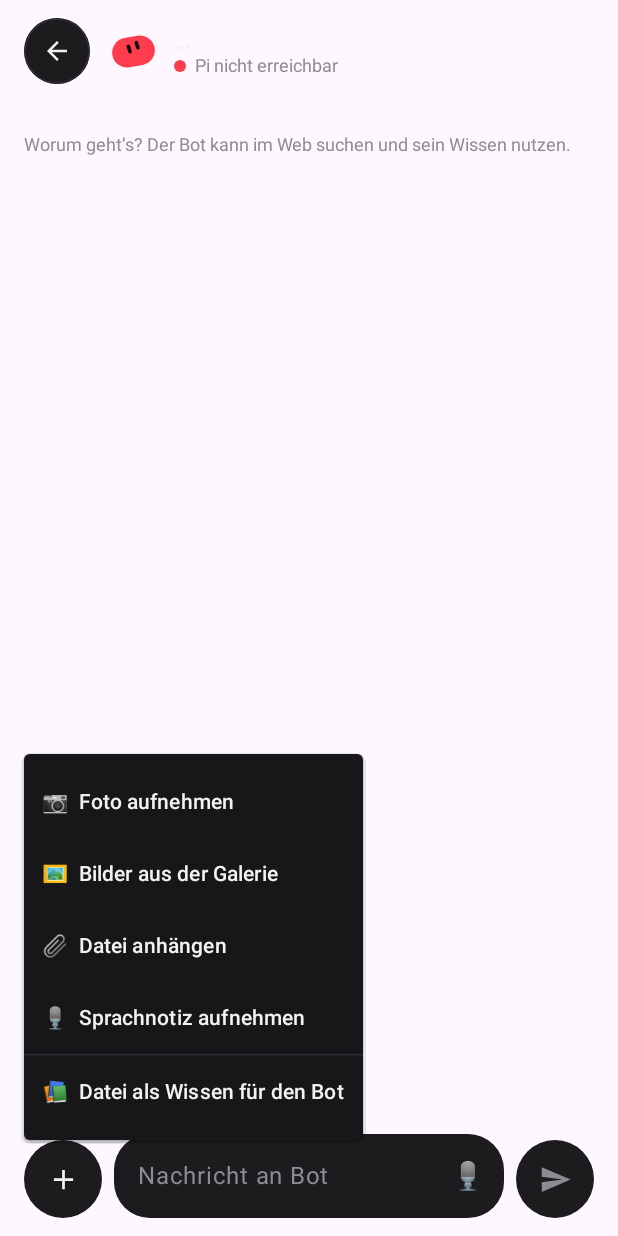
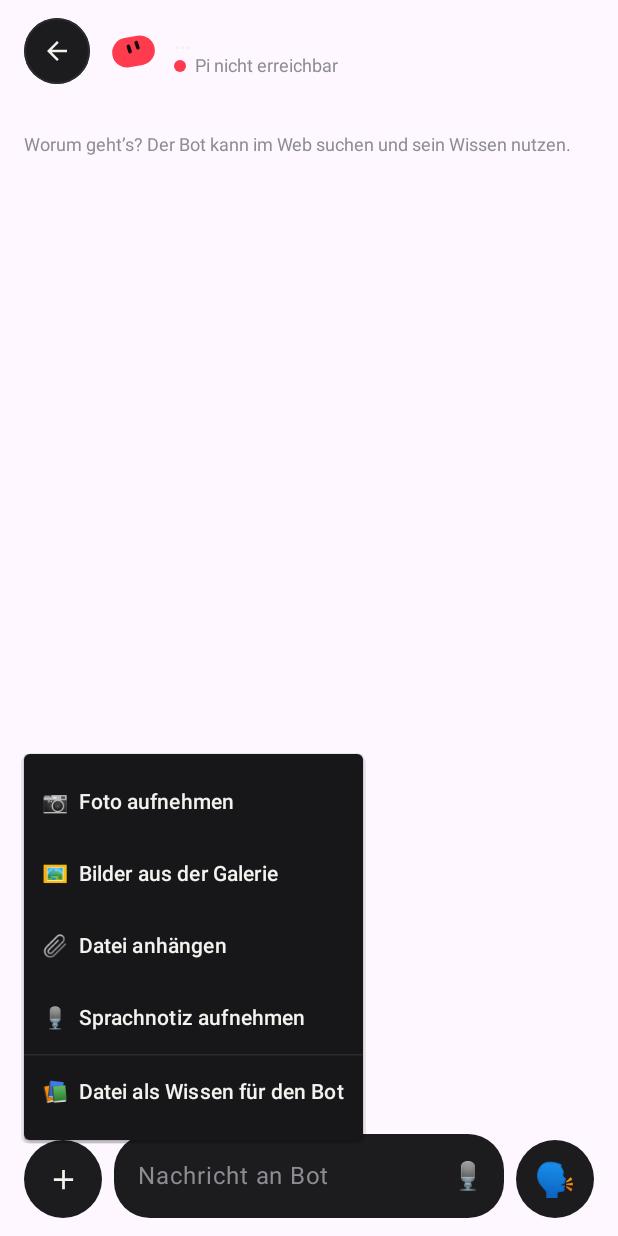
Before and after one commit to Arno-Hoefer/nookbot, an Android app built with Jetpack Compose: the composable ChatScreen called with empty values, after a tap on "Anhängen", on a phone screen of 412 x 824 dp. Run offline under Robolectric (Android 15) with nearby library versions, the phone set to English and light mode, and no system bars.

Commit message:
0.6.1: Bots ohne Zugriffe können Bots mit Zugriffen nicht mehr beauftragen; Diktat mit whisper.cpp; Sprachmodus-Knopf neben Senden
Co-Authored-By: Claude Opus 5.5 <noreply@anthropic.com>

```diff
--- a/android/app/build.gradle.kts
+++ b/android/app/build.gradle.kts
@@ -20,8 +20,8 @@ android {
         applicationId = "de.hoefer.nookbot"
         minSdk = 29
         targetSdk = 36
-        versionCode = 12
-        versionName = "0.6.0"
+        versionCode = 13
+        versionName = "0.6.1"
         buildConfigField("String", "SERVER", "\"${lokal.getProperty("nookbot.server", "")}\"")
         buildConfigField("String", "MCP", "\"${lokal.getProperty("nookbot.mcp", "")}\"")
         // Sprachnotizen: whisper.cpp lokal auf dem Handy (wie in Echo), nur 64-bit-ARM
--- a/android/app/src/main/java/de/hoefer/nookbot/ui/HomeChat.kt
+++ b/android/app/src/main/java/de/hoefer/nookbot/ui/HomeChat.kt
@@ -1,8 +1,6 @@
 package de.hoefer.nookbot.ui
 
 import android.app.Activity
-import android.content.Intent
-import android.speech.RecognizerIntent
 import androidx.activity.compose.rememberLauncherForActivityResult
 import androidx.activity.result.PickVisualMediaRequest
 import androidx.activity.result.contract.ActivityResultContracts
@@ -225,6 +223,30 @@ fun ChatScreen(vm: NookViewModel, sid: String) {
     var ablauf by remember { mutableStateOf(false) }
     var sprache by remember { mutableStateOf(false) }
     val ctx = androidx.compose.ui.platform.LocalContext.current
+    // Diktat mit whisper.cpp auf dem Handy: tippen = Aufnahme, nochmal tippen = Text ins Eingabefeld
+    val notizStatus by vm.notizStatus.collectAsState()
+    var diktat by remember { mutableStateOf<de.hoefer.nookbot.whisper.WavRecorder?>(null) }
+    var diktatPegel by remember { mutableFloatStateOf(0f) }
+    var diktatSek by remember { mutableIntStateOf(0) }
+    val diktatWav = remember { java.io.File(ctx.cacheDir, "diktat.wav") }
+    fun diktatStart() {
+        if (de.hoefer.nookbot.whisper.WhisperModels.installedPreferred(ctx) == null) {
+            vm.say("Einmalig wird das Sprachmodell geladen (60 MB) – danach diktierst du ohne Internet.")
+            vm.modellLaden(de.hoefer.nookbot.whisper.WhisperModel.BASE)
+            return
+        }
+        runCatching { de.hoefer.nookbot.whisper.WavRecorder(diktatWav) { diktatPegel = it }.also { it.start() } }
+            .onSuccess { diktat = it; diktatSek = 0 }.onFailure { vm.say(it.message ?: "Mikrofon nicht verfügbar") }
+    }
+    fun diktatStopp() {
+        diktat?.stop(); diktat = null
+        vm.transkribieren(diktatWav) { t -> input = (input.trimEnd() + " " + t).trim() }
+    }
+    val mikroErlaubnis = rememberLauncherForActivityResult(ActivityResultContracts.RequestPermission()) { ok ->
+        if (ok) diktatStart() else vm.say("Ohne Mikrofon kein Diktat")
+    }
+    LaunchedEffect(diktat) { while (diktat != null) { kotlinx.coroutines.delay(1000); diktatSek++ } }
+    DisposableEffect(Unit) { onDispose { diktat?.stop() } }
     val wissenPick = rememberLauncherForActivityResult(ActivityResultContracts.OpenDocument()) { uri ->
         val bid = sitz.firstOrNull { it.id == sid }?.bot
         if (uri != null && bid != null) uploadWissenDatei(ctx, vm, bid, uri)
@@ -245,11 +267,6 @@ fun ChatScreen(vm: NookViewModel, sid: String) {
     val b = vm.bot(s?.bot)
     val busy = sid in busySet
     val runde = s?.art == "runde"
-    val speech = rememberLauncherForActivityResult(ActivityResultContracts.StartActivityForResult()) { r ->
-        if (r.resultCode == Activity.RESULT_OK) {
-            r.data?.getStringArrayListExtra(RecognizerIntent.EXTRA_RESULTS)?.firstOrNull()?.let { input = (input + " " + it).trim() }
-        }
-    }
 
     LaunchedEffect(msgs.size, msgs.lastOrNull()?.text?.length, busy) {
         if (msgs.isNotEmpty()) list.animateScrollToItem(msgs.size)
@@ -272,8 +289,6 @@ fun ChatScreen(vm: NookViewModel, sid: String) {
                     }
                 }
             }
-            if (!runde && b != null) Box(Modifier.padding(end = 8.dp).size(44.dp).clip(CircleShape).background(P.field)
-                .clickable(enabled = online) { sprache = true }, contentAlignment = Alignment.Center) { Text("🗣", fontSize = 20.sp) }
             if (!runde && b != null) Box {
                 RoundIcon(Icons.Default.MoreVert, "Mehr") { menu = true }
                 DropdownMenu(menu, { menu = false }, containerColor = P.card) {
@@ -350,26 +365,35 @@ fun ChatScreen(vm: NookViewModel, sid: String) {
             Spacer(Modifier.width(8.dp))
             TextField(
                 value = input, onValueChange = { input = it },
-                placeholder = { Text("Nachricht an ${b?.name ?: "Bot"}", color = P.mut) },
+                placeholder = { Text(when {
+                    diktat != null -> "Aufnahme %d:%02d – tippe ■ zum Beenden".format(diktatSek / 60, diktatSek % 60)
+                    notizStatus != null -> notizStatus ?: ""
+                    else -> "Nachricht an ${b?.name ?: "Bot"}"
+                }, color = if (diktat != null) A.accent else P.mut) },
                 modifier = Modifier.weight(1f).clip(RoundedCornerShape(24.dp)),
                 colors = TextFieldDefaults.colors(focusedContainerColor = P.field, unfocusedContainerColor = P.field,
                     focusedIndicatorColor = Color.Transparent, unfocusedIndicatorColor = Color.Transparent,
                     focusedTextColor = P.fg, unfocusedTextColor = P.fg, cursorColor = A.accent),
                 keyboardOptions = KeyboardOptions(capitalization = KeyboardCapitalization.Sentences),
                 trailingIcon = {
-                    Text("🎙", fontSize = 18.sp, modifier = Modifier.clip(CircleShape).clickable {
-                        runCatching {
-                            speech.launch(Intent(RecognizerIntent.ACTION_RECOGNIZE_SPEECH)
-                                .putExtra(RecognizerIntent.EXTRA_LANGUAGE_MODEL, RecognizerIntent.LANGUAGE_MODEL_FREE_FORM)
-                                .putExtra(RecognizerIntent.EXTRA_LANGUAGE, "de-DE"))
-                        }.onFailure { vm.say("Spracheingabe nicht verfügbar") }
+                    if (diktat != null) Box(Modifier.size((30 + diktatPegel * 12).dp).clip(CircleShape).background(A.accent)
+                        .clickable { diktatStopp() }, contentAlignment = Alignment.Center) { Text("■", color = Color.White, fontSize = 14.sp) }
+                    else if (notizStatus != null) CircularProgressIndicator(Modifier.size(20.dp), color = A.accent, strokeWidth = 2.dp)
+                    else Text("🎙", fontSize = 18.sp, modifier = Modifier.clip(CircleShape).clickable {
+                        if (ctx.checkSelfPermission(android.Manifest.permission.RECORD_AUDIO) == android.content.pm.PackageManager.PERMISSION_GRANTED) diktatStart()
+                        else mikroErlaubnis.launch(android.Manifest.permission.RECORD_AUDIO)
                     }.padding(8.dp))
                 },
                 maxLines = 6,
             )
             Spacer(Modifier.width(8.dp))
+            val leer = input.isBlank() && anhaenge.isEmpty() && diktat == null
             val can = (input.isNotBlank() || anhaenge.isNotEmpty()) && online && !anhangLaeuft
-            Box(Modifier.size(52.dp).clip(CircleShape).background(if (can) A.accent else P.field)
+            // Wie bei ChatGPT: leeres Feld → Sprachmodus, sonst Senden
+            if (leer) Box(Modifier.size(52.dp).clip(CircleShape).background(if (online) P.fg else P.field)
+                .clickable(enabled = online) { sprache = true }, contentAlignment = Alignment.Center) {
+                Text("🗣", fontSize = 22.sp)
+            } else Box(Modifier.size(52.dp).clip(CircleShape).background(if (can) A.accent else P.field)
                 .clickable(enabled = can) { vm.send(input); input = "" }, contentAlignment = Alignment.Center) {
                 Icon(Icons.AutoMirrored.Filled.Send, "Senden", tint = if (can) Color.White else P.mut, modifier = Modifier.size(22.dp))
             }
```
Also changed, not shown: 1 other file.
